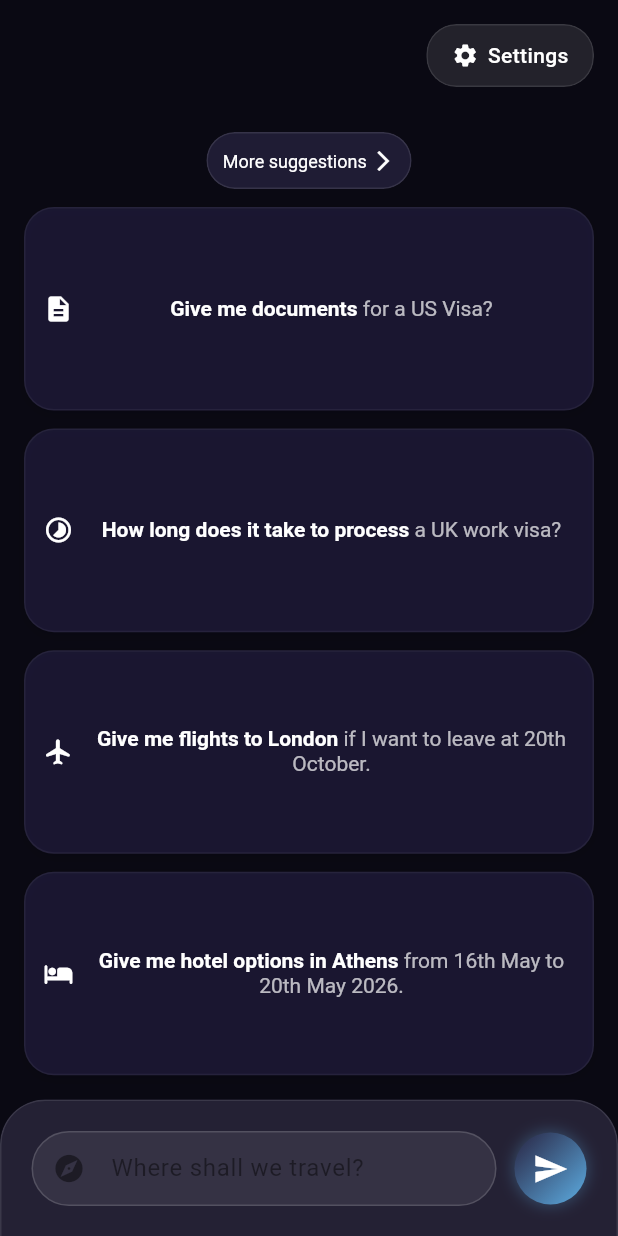
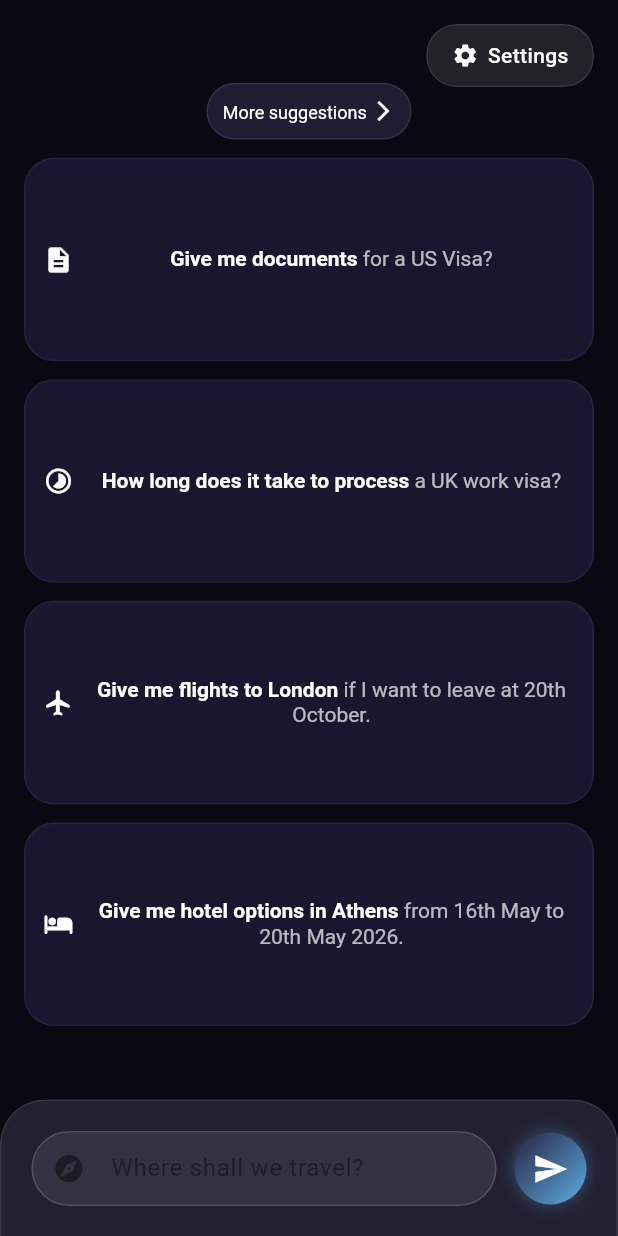
Before and after one commit to papafffranku/chatbot_mobile_app, a Flutter app: the screen it shows after launch, on a phone screen of 412 x 824 dp. Run offline on Flutter 3.47's test engine with Material 3 defaults, Android fonts, the phone set to English and light mode, and no system bars; our stand-ins replace flutter_widget_from_html; missing offline and left inert: mesh_gradient.

Commit message:
Updated chat interface and fixed gradient background

```diff
--- a/lib/ChatPage/landing.dart
+++ b/lib/ChatPage/landing.dart
@@ -317,14 +317,18 @@ class _backgroundCanvasState extends State<backgroundCanvas> {
 
               // Main content
               // Main content (top-anchored)
-              Positioned.fill(
-                child: SingleChildScrollView(
+              // Main content (bottom-anchored, above input bar)
+            Align(
+              alignment: Alignment.bottomCenter,
+              child: Padding(
                 padding: EdgeInsets.only(
-                    top: 88, // space below the Settings button / SafeArea
-                    bottom: MediaQuery.of(context).padding.bottom + 160, // leave room for input bar
+                  left: 16,
+                  right: 16,
+                  // leave room for the input bar + safe area + a little breathing space
+                  bottom: MediaQuery.of(context).padding.bottom + 140,
                 ),
                 child: Column(
-                    crossAxisAlignment: CrossAxisAlignment.stretch,
+                  mainAxisSize: MainAxisSize.min,
                   children: [
                     // Centered "More suggestions" chip
                     Center(
@@ -346,10 +350,10 @@ class _backgroundCanvasState extends State<backgroundCanvas> {
                                   ),
                                 ),
                                 child: Padding(
-                                    padding: EdgeInsets.all(10.0),
+                                  padding: const EdgeInsets.all(10.0),
                                   child: RichText(
                                     textAlign: TextAlign.center,
-                                      text: TextSpan(
+                                    text: const TextSpan(
                                       children: [
                                         TextSpan(
                                           text: "More suggestions ",
@@ -380,9 +384,7 @@ class _backgroundCanvasState extends State<backgroundCanvas> {
                     const SizedBox(height: 12),
 
                     // Suggestions grid (centered, responsive)
-                      Padding(
-                        padding: const EdgeInsets.symmetric(horizontal: 16.0),
-                        child: LayoutBuilder(
+                    LayoutBuilder(
                       builder: (context, constraints) {
                         int crossAxisCount;
                         if (constraints.maxWidth >= 1100) {
@@ -396,7 +398,7 @@ class _backgroundCanvasState extends State<backgroundCanvas> {
                         return Align(
                           alignment: Alignment.topCenter,
                           child: ConstrainedBox(
-                                constraints: const BoxConstraints(maxWidth: 1000), // keep grid centered on big iPads
+                            constraints: const BoxConstraints(maxWidth: 1000),
                             child: GridView.count(
                               crossAxisCount: crossAxisCount,
                               shrinkWrap: true,
@@ -443,11 +445,11 @@ class _backgroundCanvasState extends State<backgroundCanvas> {
                         );
                       },
                     ),
-                      ),
                   ],
                 ),
               ),
             ),
+
 
 
               // Input area positioned at the bottom
```
Lines whose indentation alone changed are shown as unchanged.
